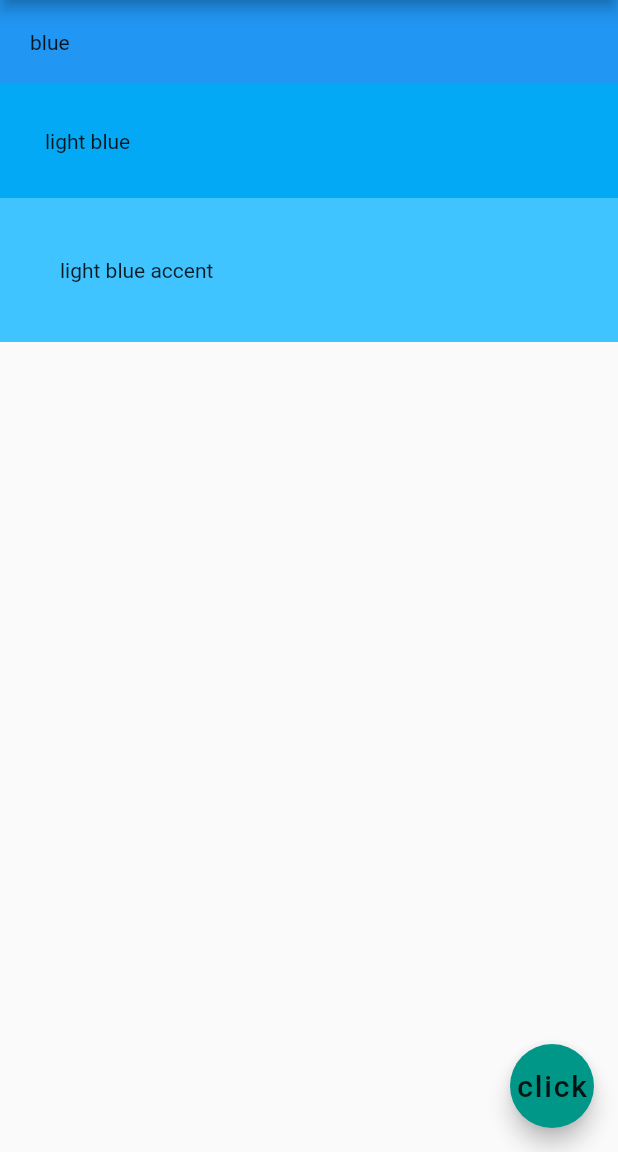
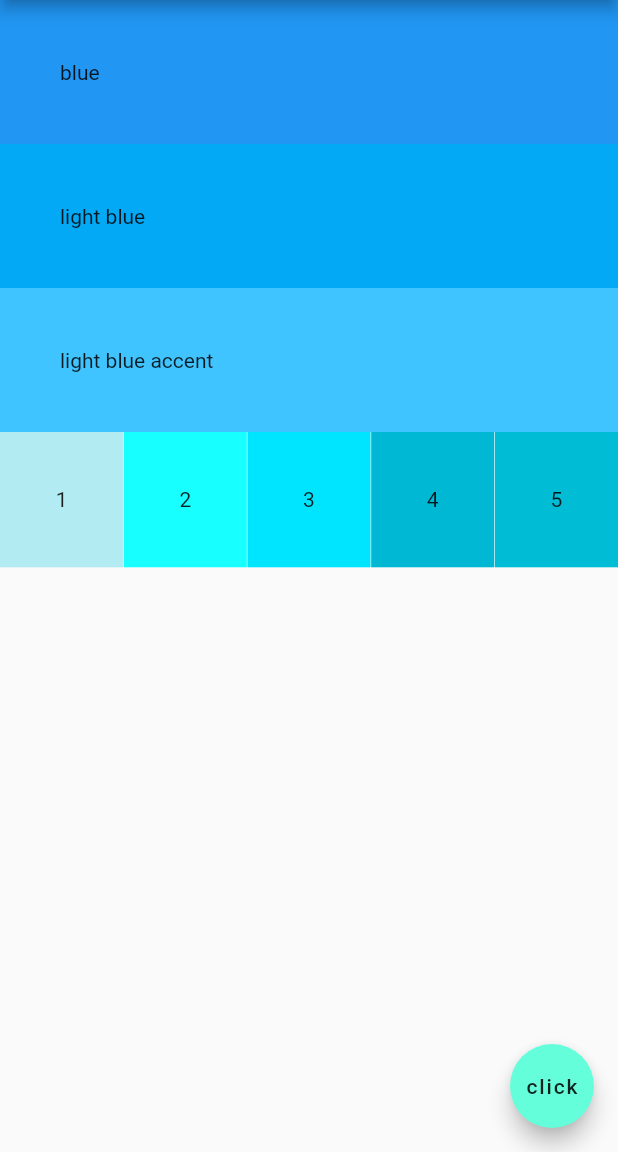
Before and after one commit to Mourud/flutter-practice-app, a Flutter app: the screen it shows after launch, on a phone screen of 412 x 824 dp, the part 84-1236 px from its top. Run offline on Flutter 3.47's test engine with Material 2 defaults, Android fonts, the phone set to English and light mode, and no system bars.

Commit message:
made ui look nice

```diff
--- a/lib/main.dart
+++ b/lib/main.dart
@@ -20,31 +20,50 @@ class Home extends StatelessWidget {
         mainAxisAlignment: MainAxisAlignment.start,
         children: <Widget>[
           Container(
-            padding: EdgeInsets.all(20),
-            color: Colors.blue,
-            child: Text('blue')
-          ),
+              padding: EdgeInsets.all(40),
+              color: Colors.blue,
+              child: Text('blue')),
           Container(
-              padding: EdgeInsets.all(30),
+              padding: EdgeInsets.all(40),
               color: Colors.lightBlue,
-              child: Text('light blue')
-          ),
+              child: Text('light blue')),
           Container(
               padding: EdgeInsets.all(40),
               color: Colors.lightBlueAccent,
-              child: Text('light blue accent')
-          ),
+              child: Text('light blue accent')),
+          Row(
+            mainAxisAlignment: MainAxisAlignment.spaceBetween,
+              children: <Widget>[
+            Container(
+                padding: EdgeInsets.all(37.1),
+                color: Colors.cyan[100],
+                child: Text('1')),
+            Container(
+                padding: EdgeInsets.all(37.1),
+                color: Colors.cyanAccent,
+                child: Text('2')),
+            Container(
+                padding: EdgeInsets.all(37.1),
+                color: Colors.cyanAccent[400],
+                child: Text('3')),
+            Container(
+                padding: EdgeInsets.all(37.1),
+                color: Colors.cyanAccent[700],
+                child: Text('4')),
+            Container(
+                padding: EdgeInsets.all(37.1),
+                color: Colors.cyan,
+                child: Text('5')),
+          ]),
         ],
       ),
       floatingActionButton: FloatingActionButton(
         onPressed: () {},
         child: Text(
           'click',
-          style: TextStyle(
-              fontSize: 20,
-              color: Colors.black87),
+          style: TextStyle(color: Colors.black87),
         ),
-        backgroundColor: Colors.teal,
+        backgroundColor: Colors.tealAccent,
       ),
     );
   }
```
